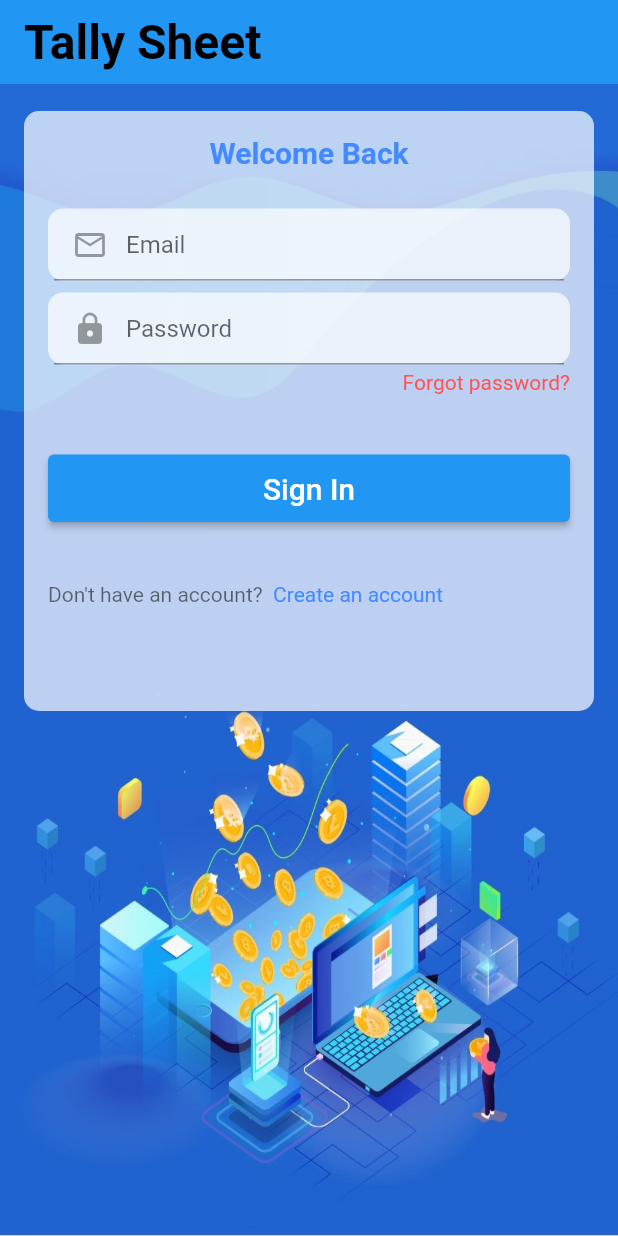
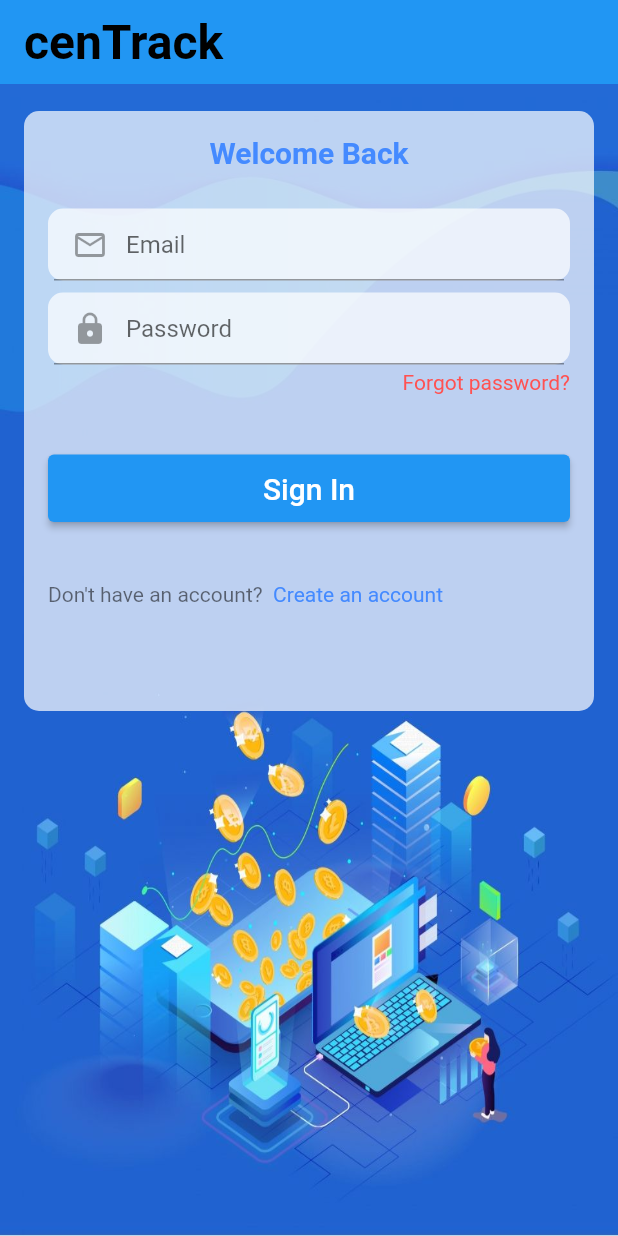
Before and after one commit to chanchalyadav272/cenTrack, a Flutter app: the screen it shows after launch, on a phone screen of 412 x 824 dp. Run offline on Flutter 3.47's test engine with Material 2 defaults, Android fonts, the phone set to English and light mode, and no system bars; our stand-ins replace azlistview, cloud_firestore, firebase_auth, firebase_core, flutter_spinkit, fluttertoast and 2 more; missing offline and left inert: cupertino_list_tile, dart:ffi; accounts and stored records are empty; generated files the repository leaves out were written again.

Commit message:
name update

```diff
--- a/lib/main.dart
+++ b/lib/main.dart
@@ -25,7 +25,7 @@ class MyApp extends StatelessWidget {
   @override
   Widget build(BuildContext context) {
     return MaterialApp(
-      title: 'Tally Sheet',
+      title: 'cenTrack',
       debugShowCheckedModeBanner: false,
       routes: {
         '/login': (context) => Login(),
--- a/lib/screens/login_screen.dart
+++ b/lib/screens/login_screen.dart
@@ -32,7 +32,7 @@ class _LoginState extends State<Login> {
     return Scaffold(
       appBar: AppBar(
         centerTitle: false,
-        title: Text('Tally Sheet',
+        title: Text('cenTrack',
         style: TextStyle(
           color: Colors.black,
           fontWeight: FontWeight.bold,
--- a/lib/screens/signup_screen.dart
+++ b/lib/screens/signup_screen.dart
@@ -30,7 +30,7 @@ class _SignUpState extends State<SignUp> {
     return Scaffold(
       appBar: AppBar(
         centerTitle: false,
-        title: Text('Tally Sheet',
+        title: Text('cenTrack',
 
           style: TextStyle(
               color: Colors.black,
```
Also changed, not shown: 2 other files.
